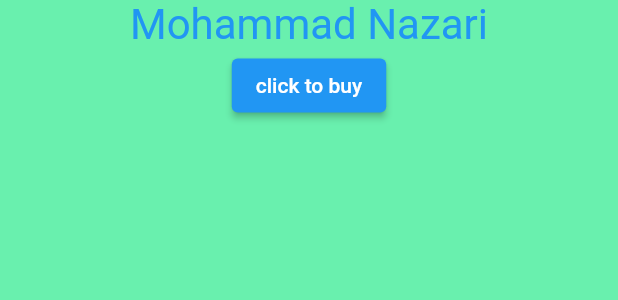
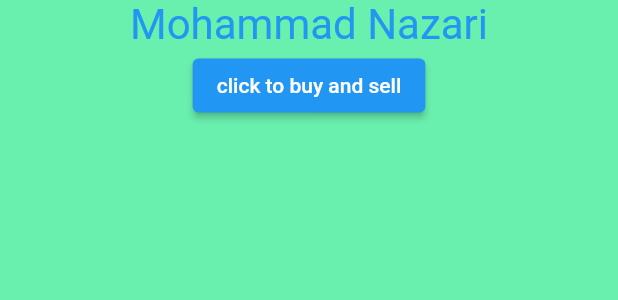
Before and after one commit to Alits23/TestAz, a Flutter app: the MyApp widget shown alone on an empty page, opened directly, on a phone screen of 412 x 824 dp. Shown: the top 300 px of the screen. Run offline on Flutter 3.47's test engine with Material 2 defaults, Android fonts, the phone set to English and light mode, and no system bars.

Commit message:
Update main.dart

```diff
--- a/lib/main.dart
+++ b/lib/main.dart
@@ -25,7 +25,7 @@ Widget MyApp() {
               onPressed: () {
                 print('order complited');
               },
-              child: Text('click to buy'),
+              child: Text('click to buy and sell'),
             ),
           ],
         ),
```
